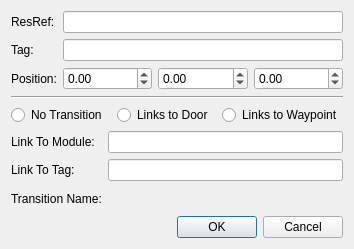
Qt form ui/dialogs/instance/trigger.ui (NickHugi/PyKotor) before a commit.
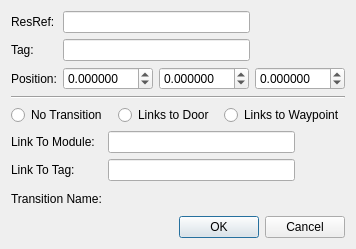
The same form after that commit. Custom widgets are drawn as their Qt base class.

Commit message: Increase number of decimal places for instance dialogs

Diff of the .ui file:
```diff
--- a/ui/dialogs/instance/trigger.ui
+++ b/ui/dialogs/instance/trigger.ui
@@ -6,8 +6,8 @@
    <rect>
     <x>0</x>
     <y>0</y>
-    <width>354</width>
-    <height>240</height>
+    <width>352</width>
+    <height>241</height>
    </rect>
   </property>
   <property name="sizePolicy">
@@ -31,6 +31,12 @@
      </item>
      <item row="0" column="1">
       <widget class="QLineEdit" name="resrefEdit">
+       <property name="maximumSize">
+        <size>
+         <width>187</width>
+         <height>16777215</height>
+        </size>
+       </property>
        <property name="maxLength">
         <number>16</number>
        </property>
@@ -44,7 +50,14 @@
       </widget>
      </item>
      <item row="1" column="1">
-      <widget class="QLineEdit" name="tagEdit"/>
+      <widget class="QLineEdit" name="tagEdit">
+       <property name="maximumSize">
+        <size>
+         <width>187</width>
+         <height>16777215</height>
+        </size>
+       </property>
+      </widget>
      </item>
      <item row="2" column="0">
       <widget class="QLabel" name="label_2">
@@ -57,6 +70,15 @@
       <layout class="QHBoxLayout" name="horizontalLayout">
        <item>
         <widget class="QDoubleSpinBox" name="xPosSpin">
+         <property name="maximumSize">
+          <size>
+           <width>90</width>
+           <height>16777215</height>
+          </size>
+         </property>
+         <property name="decimals">
+          <number>6</number>
+         </property>
          <property name="minimum">
           <double>-1000000.000000000000000</double>
          </property>
@@ -67,6 +89,15 @@
        </item>
        <item>
         <widget class="QDoubleSpinBox" name="yPosSpin">
+         <property name="maximumSize">
+          <size>
+           <width>90</width>
+           <height>16777215</height>
+          </size>
+         </property>
+         <property name="decimals">
+          <number>6</number>
+         </property>
          <property name="minimum">
           <double>-1000000.000000000000000</double>
          </property>
@@ -77,6 +108,15 @@
        </item>
        <item>
         <widget class="QDoubleSpinBox" name="zPosSpin">
+         <property name="maximumSize">
+          <size>
+           <width>90</width>
+           <height>16777215</height>
+          </size>
+         </property>
+         <property name="decimals">
+          <number>6</number>
+         </property>
          <property name="minimum">
           <double>-1000000.000000000000000</double>
          </property>
@@ -132,6 +172,12 @@
      </item>
      <item row="0" column="1">
       <widget class="QLineEdit" name="linkToModuleEdit">
+       <property name="maximumSize">
+        <size>
+         <width>187</width>
+         <height>16777215</height>
+        </size>
+       </property>
        <property name="maxLength">
         <number>16</number>
        </property>
@@ -145,7 +191,14 @@
       </widget>
      </item>
      <item row="1" column="1">
-      <widget class="QLineEdit" name="linkToTagEdit"/>
+      <widget class="QLineEdit" name="linkToTagEdit">
+       <property name="maximumSize">
+        <size>
+         <width>187</width>
+         <height>16777215</height>
+        </size>
+       </property>
+      </widget>
      </item>
      <item row="2" column="0">
       <widget class="QLabel" name="label_7">
@@ -162,6 +215,12 @@
          <height>23</height>
         </size>
        </property>
+       <property name="maximumSize">
+        <size>
+         <width>219</width>
+         <height>16777215</height>
+        </size>
+       </property>
       </widget>
      </item>
     </layout>
```
The commit also changes 18 other files.
